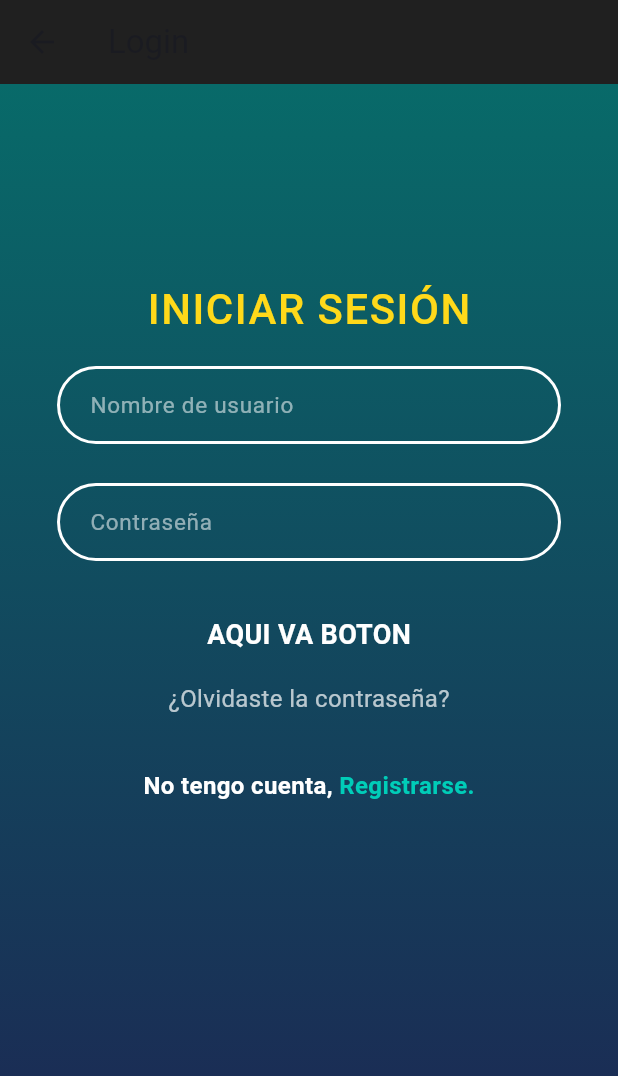
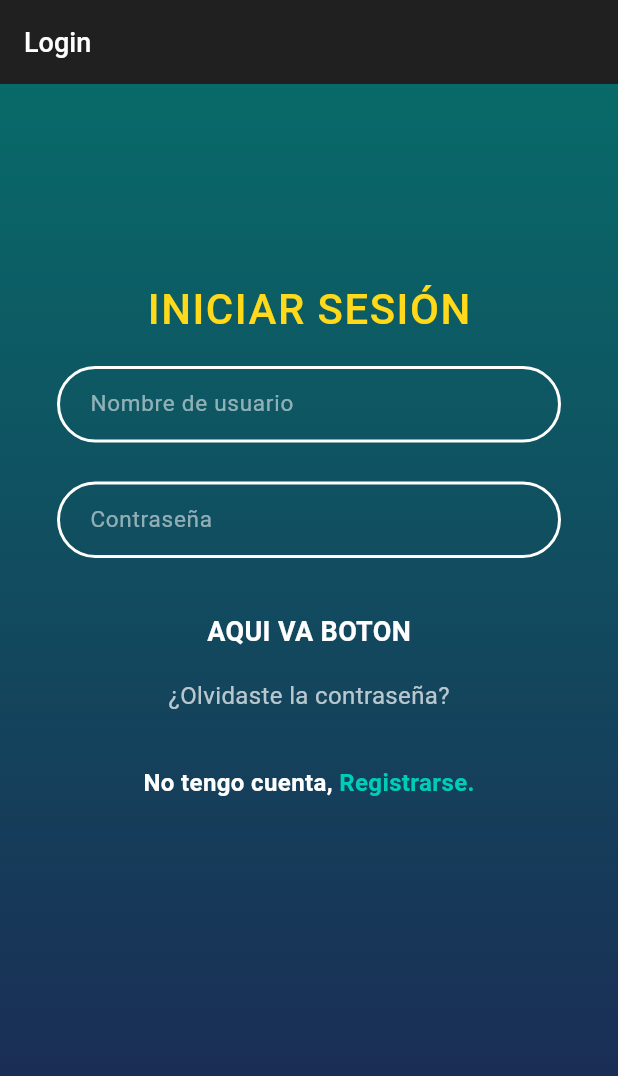
Before and after one commit to Ivanoide0/chipileta_movies_app, a Flutter app: the LoginPage screen opened directly, on a phone screen of 412 x 824 dp. Shown: the top 1076 px of the screen. Run offline on Flutter 3.47's test engine with Material 3 defaults, Android fonts, the phone set to English and light mode, and no system bars; our stand-ins replace go_router.

Commit message:
"colores.dart y styles importados en el login.dart"

```diff
--- a/lib/config/router/presentation/screens/auth/login.dart
+++ b/lib/config/router/presentation/screens/auth/login.dart
@@ -1,5 +1,8 @@
 import 'package:flutter/material.dart';
 //import 'package:flutter_svg/flutter_svg.dart';
+
+import 'package:chipileta_movies_app/resources/colors/colors.dart';
+import 'package:chipileta_movies_app/resources/styles/styles.dart';
 
 class LoginPage extends StatelessWidget {
   const LoginPage({super.key});
@@ -7,29 +10,24 @@ class LoginPage extends StatelessWidget {
   @override
   Widget build(BuildContext context) {
     return Scaffold(
-      backgroundColor: const Color(0xFF202020),
+      backgroundColor: AppColors.backgroundDark,
       appBar: AppBar(
-        title: const Text('Login'),
-        backgroundColor: const Color(0xFF202020),
-        elevation: 0, // Elimina la sombra del AppBar
+        title: const Text(
+          'Login',
+          style: AppStyles.appBarTitle,
         ),
-      body: Center(
-        child: Container(
-          width: double.infinity, // Hace que el contenedor ocupe todo el ancho disponible
-          height: double.infinity, // Hace que el contenedor ocupe todo el alto disponible
+        backgroundColor: AppColors.backgroundDark,
+        elevation: 0,
+      ),
+      body: Container(
+        width: double.infinity,
+        height: double.infinity,
         decoration: const BoxDecoration(
-            gradient: LinearGradient(
-              begin: Alignment.topCenter, // El gradiente comienza desde la parte superior
-              end: Alignment.bottomCenter, // El gradiente termina en la parte inferior
-              colors: [
-                Color(0xFF086A69),
-                Color(0xFF1D2452),
-              ],
+          gradient: AppColors.loginGradient,
         ),
-          ),
-          child: SingleChildScrollView( // Permite el desplazamiento si el contenido es más grande que la pantalla
+        child: SingleChildScrollView(
           child: Padding(
-              padding: const EdgeInsets.symmetric(horizontal: 38), // Agrega un padding horizontal para centrar el contenido
+            padding: const EdgeInsets.symmetric(horizontal: 38),
             child: Column(
               children: [
                 const SizedBox(height: 60),
@@ -39,16 +37,11 @@ class LoginPage extends StatelessWidget {
                 //   width: 230,
                 // ),
 
-                  const SizedBox(height: 70), // Espacio entre el logo y el título
+                const SizedBox(height: 70),
 
                 const Text(
                   'INICIAR SESIÓN',
-                    style: TextStyle(
-                      color: Color(0xFFFFD91A),
-                      fontSize: 28,
-                      fontWeight: FontWeight.w500,
-                      letterSpacing: 1,
-                    ),
+                  style: AppStyles.loginTitle,
                 ),
 
                 const SizedBox(height: 18),
@@ -68,43 +61,28 @@ class LoginPage extends StatelessWidget {
 
                 const Text(
                   'AQUI VA BOTON',
-                    style: TextStyle(
-                      color: Colors.white,
-                      fontSize: 18,
-                      fontWeight: FontWeight.w600,
-                    ),
+                  style: AppStyles.buttonPlaceholder,
                 ),
 
                 const SizedBox(height: 18),
 
                 const Text(
                   '¿Olvidaste la contraseña?',
-                    style: TextStyle(
-                      color: Colors.white70,
-                      fontSize: 16,
-                    ),
+                  style: AppStyles.forgotPassword,
                 ),
 
                 const SizedBox(height: 35),
 
-                  Row(
+                const Row(
                   mainAxisAlignment: MainAxisAlignment.center,
-                    children: const [
+                  children: [
                     Text(
                       'No tengo cuenta, ',
-                        style: TextStyle(
-                          color: Colors.white,
-                          fontSize: 16,
-                          fontWeight: FontWeight.w600,
-                        ),
+                      style: AppStyles.normalText,
                     ),
                     Text(
                       'Registrarse.',
-                        style: TextStyle(
-                          color: Color(0xFF00CDB8),
-                          fontSize: 16,
-                          fontWeight: FontWeight.w700,
-                        ),
+                      style: AppStyles.linkText,
                     ),
                   ],
                 ),
@@ -115,25 +93,19 @@ class LoginPage extends StatelessWidget {
           ),
         ),
       ),
-      ),
     );
   }
 
-  Widget _inputField({ // Widget para crear un campo de texto personalizado
+  Widget _inputField({
     required String hintText,
     bool isPassword = false,
   }) {
     return TextField(
       obscureText: isPassword,
-      style: const TextStyle(
-        color: Colors.white,
-      ),
+      style: AppStyles.inputText,
       decoration: InputDecoration(
         hintText: hintText,
-        hintStyle: const TextStyle(
-          color: Colors.white54,
-          fontSize: 15,
-        ),
+        hintStyle: AppStyles.inputHint,
         contentPadding: const EdgeInsets.symmetric(
           horizontal: 18,
           vertical: 14,
@@ -141,14 +113,14 @@ class LoginPage extends StatelessWidget {
         enabledBorder: OutlineInputBorder(
           borderRadius: BorderRadius.circular(30),
           borderSide: const BorderSide(
-            color: Colors.white,
+            color: AppColors.white,
             width: 2,
           ),
         ),
         focusedBorder: OutlineInputBorder(
           borderRadius: BorderRadius.circular(30),
           borderSide: const BorderSide(
-            color: Color(0xFFFFD91A),
+            color: AppColors.yellow,
             width: 2,
           ),
         ),
--- a/lib/main.dart
+++ b/lib/main.dart
@@ -17,7 +17,7 @@ class MainApp extends StatelessWidget {
       debugShowCheckedModeBanner: false,
       title: 'Material App',
       theme: AppTheme().getTheme(),
-      home: const RegisterPage(), // Página de inicio (placeholder)
+      home: const LoginPage(), // Página de inicio (placeholder)
     );
   }
 }
--- a/lib/resources/colors/colors.dart
+++ b/lib/resources/colors/colors.dart
@@ -0,0 +1,24 @@
+import 'package:flutter/material.dart';
+
+class AppColors {
+  static const Color backgroundDark = Color(0xFF202020);
+
+  static const Color gradientTop = Color(0xFF086A69);
+  static const Color gradientBottom = Color(0xFF1D2452);
+
+  static const Color yellow = Color(0xFFFFD91A);
+  static const Color turquoise = Color(0xFF00CDB8);
+
+  static const Color white = Colors.white;
+  static const Color white70 = Colors.white70;
+  static const Color white54 = Colors.white54;
+
+  static const LinearGradient loginGradient = LinearGradient(
+    begin: Alignment.topCenter,
+    end: Alignment.bottomCenter,
+    colors: [
+      gradientTop,
+      gradientBottom,
+    ],
+  );
+}
--- a/lib/resources/styles/styles.dart
+++ b/lib/resources/styles/styles.dart
@@ -0,0 +1,50 @@
+import 'package:flutter/material.dart';
+import 'package:chipileta_movies_app/resources/colors/colors.dart';
+
+class AppStyles {
+  static const TextStyle appBarTitle = TextStyle(
+    color: AppColors.white,
+    fontSize: 18,
+    fontWeight: FontWeight.w500,
+  );
+
+  static const TextStyle loginTitle = TextStyle(
+    color: AppColors.yellow,
+    fontSize: 28,
+    fontWeight: FontWeight.w500,
+    letterSpacing: 1,
+  );
+
+  static const TextStyle inputText = TextStyle(
+    color: AppColors.white,
+    fontSize: 15,
+  );
+
+  static const TextStyle inputHint = TextStyle(
+    color: AppColors.white54,
+    fontSize: 15,
+  );
+
+  static const TextStyle buttonPlaceholder = TextStyle(
+    color: AppColors.white,
+    fontSize: 18,
+    fontWeight: FontWeight.w600,
+  );
+
+  static const TextStyle forgotPassword = TextStyle(
+    color: AppColors.white70,
+    fontSize: 16,
+  );
+
+  static const TextStyle normalText = TextStyle(
+    color: AppColors.white,
+    fontSize: 16,
+    fontWeight: FontWeight.w600,
+  );
+
+  static const TextStyle linkText = TextStyle(
+    color: AppColors.turquoise,
+    fontSize: 16,
+    fontWeight: FontWeight.w700,
+  );
+}
```
Lines whose indentation alone changed are shown as unchanged.
